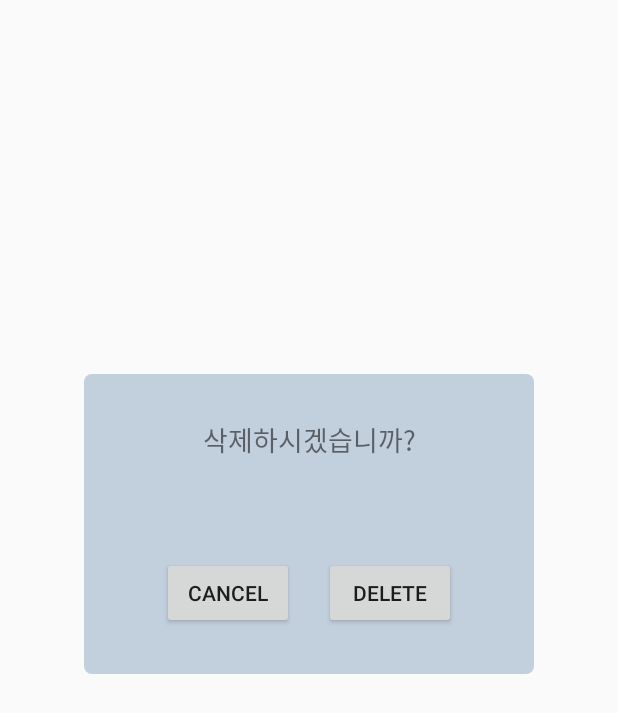
After one commit to klloo/HeungR, an Android app: the layout activity_delete_popup.xml on its own in the app's theme, with its tools: preview values and no code run, on a phone screen of 412 x 824 dp. The commit adds this screen. Shown: the top 713 px of the screen. Run offline under Robolectric (Android 15) with nearby library versions, the phone set to English and light mode, and no system bars.

Commit message:
delete warnning

```diff
--- a/app/build.gradle
+++ b/app/build.gradle
@@ -50,7 +50,7 @@ dependencies {
     implementation "androidx.constraintlayout:constraintlayout:1.1.3"
     //녹음?
     implementation fileTree(include: ['*.jar'], dir: 'libs')
-  //  implementation 'androidx.constraintlayout:constraintlayout:1.1.3'
+    //  implementation 'androidx.constraintlayout:constraintlayout:1.1.3'
     testImplementation 'junit:junit:4.12'
     androidTestImplementation 'androidx.test.ext:junit:1.1.1'
     androidTestImplementation 'androidx.test.espresso:espresso-core:3.2.0'
--- /dev/null
+++ b/app/src/main/res/layout/activity_delete_popup.xml
@@ -0,0 +1,63 @@
+<?xml version="1.0" encoding="utf-8"?>
+<androidx.constraintlayout.widget.ConstraintLayout xmlns:android="http://schemas.android.com/apk/res/android"
+    xmlns:app="http://schemas.android.com/apk/res-auto"
+    xmlns:tools="http://schemas.android.com/tools"
+    android:layout_width="match_parent"
+    android:layout_height="match_parent"
+    android:orientation="vertical">
+
+    <ImageView
+        android:id="@+id/backg"
+        android:layout_width="300dp"
+        android:layout_height="200dp"
+        android:background="@drawable/round_message"
+        app:layout_constraintBottom_toBottomOf="parent"
+        app:layout_constraintEnd_toEndOf="parent"
+        app:layout_constraintHorizontal_bias="0.5"
+        app:layout_constraintStart_toStartOf="parent"
+        app:layout_constraintTop_toTopOf="parent"
+        app:layout_constraintVertical_bias="0.4" />
+
+    <TextView
+        android:id="@+id/textViewww"
+        android:layout_width="wrap_content"
+        android:layout_height="wrap_content"
+        android:layout_marginTop="30dp"
+        android:text="삭제하시겠습니까?"
+        android:textSize="18sp"
+        app:layout_constraintEnd_toEndOf="parent"
+        app:layout_constraintHorizontal_bias="0.5"
+        app:layout_constraintStart_toStartOf="parent"
+        app:layout_constraintTop_toTopOf="@+id/backg" />
+
+
+
+    <LinearLayout
+        android:layout_width="wrap_content"
+        android:layout_height="wrap_content"
+        app:layout_constraintBottom_toBottomOf="@id/backg"
+        android:layout_marginBottom="30dp"
+        android:orientation="horizontal"
+        app:layout_constraintEnd_toEndOf="parent"
+        app:layout_constraintHorizontal_bias="0.5"
+        app:layout_constraintStart_toStartOf="parent">
+
+        <Button
+            android:id="@+id/deleteNoBtn"
+            android:layout_width="wrap_content"
+            android:layout_height="wrap_content"
+            android:text="CANCEL" />
+
+        <Space
+            android:layout_width="20dp"
+            android:layout_height="wrap_content" />
+
+        <Button
+            android:id="@+id/deleteokBtn"
+            android:layout_width="wrap_content"
+            android:layout_height="wrap_content"
+            android:text="DELETE" />
+
+    </LinearLayout>
+
+</androidx.constraintlayout.widget.ConstraintLayout>
```
Also changed, not shown: app/src/main/AndroidManifest.xml (+7 -3 lines), app/src/main/java/com/midisheetmusic/MainActivity.java (+40 -32 lines), app/src/main/java/com/midisheetmusic/deletePopup.java (added, +55 -0 lines).
